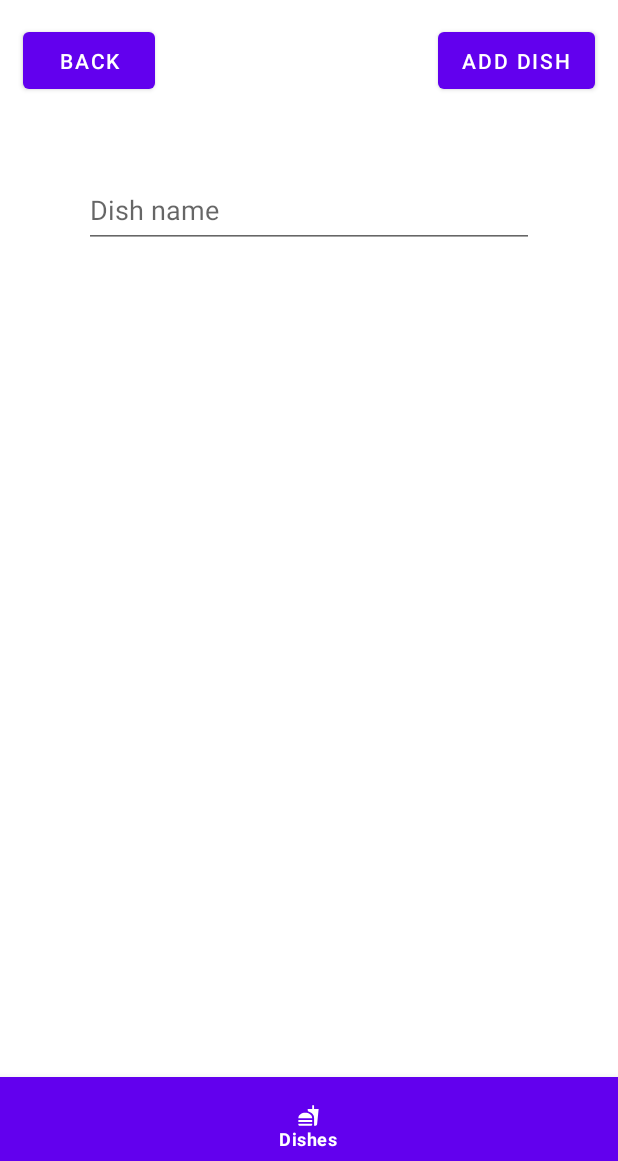
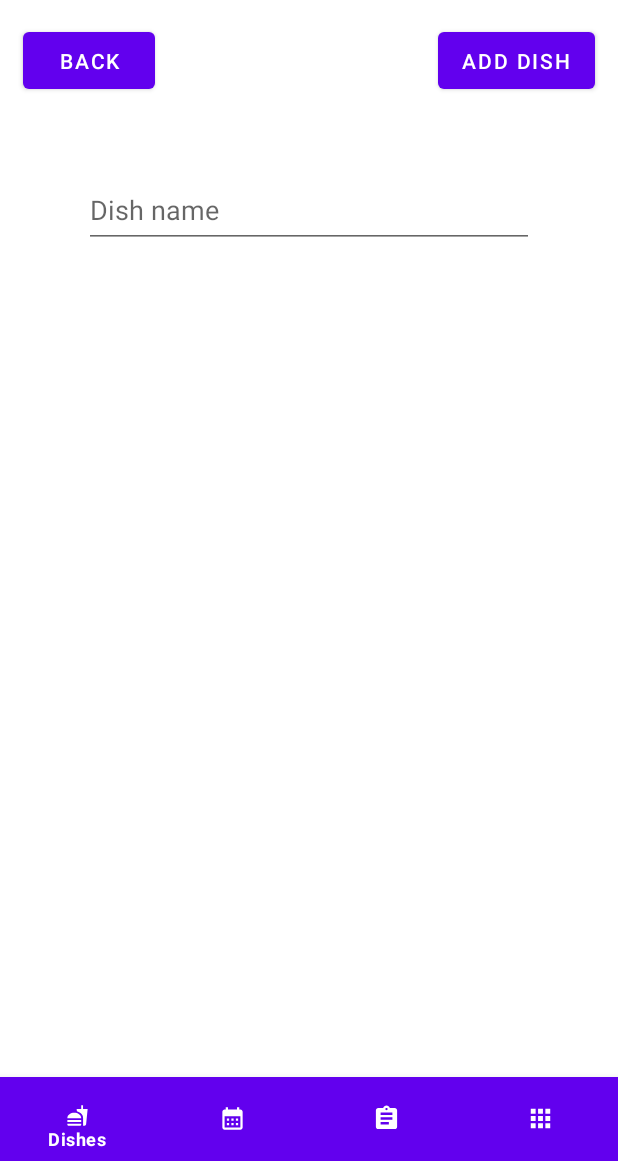
Before and after one commit to samsalmag/foodbank-android, an Android app: the screen it shows after launch (MainActivity), after a tap on "ADD NEW DISH", on a phone screen of 412 x 824 dp, the part 75-1236 px from its top. Run offline under Robolectric (Android 15) with nearby library versions, the phone set to English and light mode, and no system bars; libraries missing offline, so code that uses them is left out: retrofit2.converter.jackson; 3 statements that could not run were skipped.

Commit message:
Added additional navigation tabs to UI

```diff
--- a/app/src/main/res/layout/activity_main.xml
+++ b/app/src/main/res/layout/activity_main.xml
@@ -5,9 +5,7 @@
     xmlns:tools="http://schemas.android.com/tools"
 
     android:layout_width="match_parent"
-    android:layout_height="match_parent"
-
-    tools:context="io.github.samsalmag.foodbankandroid.MainActivity">
+    android:layout_height="match_parent">
 
     <Toolbar
         android:layout_width="match_parent"
--- a/app/src/main/res/menu/bottom_nav_menu.xml
+++ b/app/src/main/res/menu/bottom_nav_menu.xml
@@ -6,4 +6,19 @@
         android:title="@string/tab_dishes"
         android:icon="@drawable/food_foreground"/>
 
+    <item
+        android:id="@+id/bottomNav_dishSchedule"
+        android:title="@string/tab_dishSchedule"
+        android:icon="@drawable/schedule_foreground"/>
+
+    <item
+        android:id="@+id/bottomNav_groceryList"
+        android:title="@string/tab_groceryList"
+        android:icon="@drawable/grocery_list_foreground"/>
+
+    <item
+        android:id="@+id/bottomNav_randomDish"
+        android:title="@string/tab_randomDish"
+        android:icon="@drawable/random_foreground"/>
+
 </menu>
```
